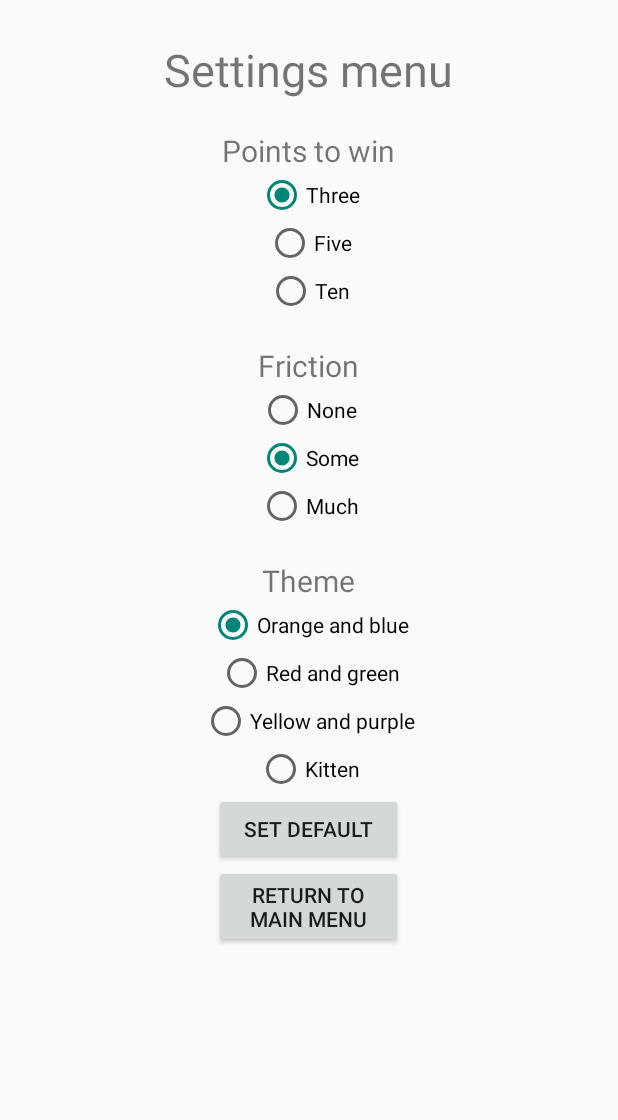
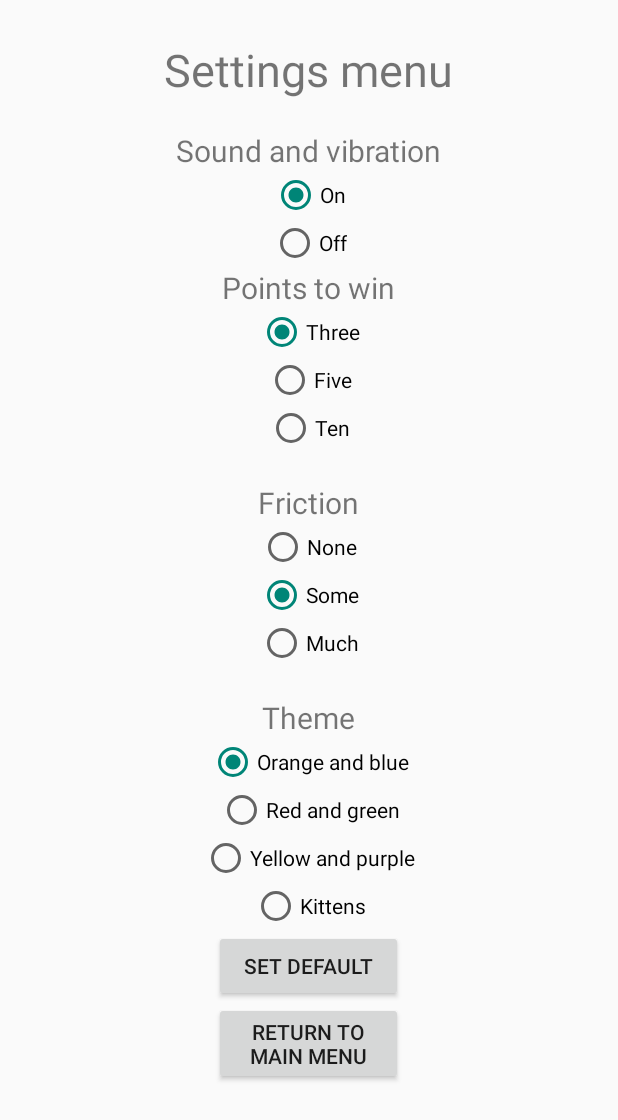
Before and after one commit to MFHolm/myAirhockityGame, an Android app: the Settings screen opened directly, with no data from a screen before it, after a tap on "SET DEFAULT", on a phone screen of 412 x 824 dp. Shown: the top 1120 px of the screen. Run offline under Robolectric (Android 15) with nearby library versions, the light colour scheme and no system bars.

Commit message:
fixed sound settings!

```diff
--- a/myAirhockityGame/app/src/main/java/com/example/maritaholm/myairhockitygame/Game.java
+++ b/myAirhockityGame/app/src/main/java/com/example/maritaholm/myairhockitygame/Game.java
@@ -49,6 +49,7 @@ public class Game extends Activity implements View.OnTouchListener {
     private static final int REFRESH_RATE = 40;
     private int pointsToWin;
     private String friction;
+    public boolean isSoundEnabled;
     private Boolean mode;
     private static final String TAG = "Tag-AirHockity";
     private Player[] players;
@@ -73,6 +74,7 @@ public class Game extends Activity implements View.OnTouchListener {
         pointsToWin = prefs.getInt("points", 0);
         friction = prefs.getString("friction", null);
         mode = prefs.getBoolean("mode",false);
+
 
         BitmapFactory.Options opts = new BitmapFactory.Options();
         opts.inScaled = false;
@@ -123,19 +125,26 @@ public class Game extends Activity implements View.OnTouchListener {
                 puck.postInvalidate();
 
                 if (puck.topGoal()) {
+                    if (prefs.getBoolean("sound",true)){
                         vibrateOnGoal();
                         playSoundOnGoal.start();
+                    }
                     mField.setScoreBot(mField.getScoreBot() + 1);
                     resetPuck();
                 }
                 if (puck.botGoal()) {
+                    if (prefs.getBoolean("sound",true)){
                         vibrateOnGoal();
                         playSoundOnGoal.start();
+                    }
                     mField.setScoreTop(mField.getScoreTop() + 1);
                     resetPuck();
                 }
                 if (mField.getScoreBot() == pointsToWin) {
+                    if (prefs.getBoolean("sound",true)){
                         playSoundOnWin.start();
+                    }
+
                     mField.setBotWins(mField.getBotWins() + 1);
                     if (mode) {
                         mField.drawRoundWinner("bot", round);
@@ -153,7 +162,9 @@ public class Game extends Activity implements View.OnTouchListener {
                     }
                 }
                 if (mField.getScoreTop() == pointsToWin) {
+                    if (prefs.getBoolean("sound",true)){
                         playSoundOnWin.start();
+                    }
                     mField.setTopWins(mField.getTopWins() + 1);
                     if (mode) {
                         mField.drawRoundWinner("top", round);
--- a/myAirhockityGame/app/src/main/java/com/example/maritaholm/myairhockitygame/MainMenu.java
+++ b/myAirhockityGame/app/src/main/java/com/example/maritaholm/myairhockitygame/MainMenu.java
@@ -27,9 +27,11 @@ public class MainMenu extends Activity {
         super.onCreate(savedInstanceState);
         setContentView(R.layout.activity_main);
         prefs = PreferenceManager.getDefaultSharedPreferences(getBaseContext());
+        prefs.edit().putBoolean("sound",true);
         prefs.edit().putInt("points", 3).commit();
         prefs.edit().putString("friction", "some").commit();
         prefs.edit().putString("theme", "orange and blue").apply();
+
 
         final MediaPlayer playSoundButtonTouch = MediaPlayer.create(getApplicationContext(),R.raw.menutouch);
         final Button startButton = (Button) findViewById(R.id.quickgamebutton);
@@ -41,8 +43,9 @@ public class MainMenu extends Activity {
         startButton.setOnClickListener(new View.OnClickListener() {
             @Override
             public void onClick(View v) {
-                playSoundButtonTouch.start();
-                prefs.edit().putBoolean("mode", false).commit();
+                if (prefs.getBoolean("sound",true)){
+                    playSoundButtonTouch.start();
+                }
                 Intent quickGame = new Intent(MainMenu.this, Game.class);
                 startActivity(quickGame);
             }
@@ -51,8 +54,9 @@ public class MainMenu extends Activity {
         outof3Button.setOnClickListener(new View.OnClickListener() {
             @Override
             public void onClick(View v) {
-                playSoundButtonTouch.start();
-                prefs.edit().putBoolean("mode", true).commit();
+                if (prefs.getBoolean("sound",true)){
+                    playSoundButtonTouch.start();
+                }
                 Intent outof3Game = new Intent(MainMenu.this, Game.class);
                 Log.d("test",String.valueOf(prefs.getBoolean("mode",true)));
                 startActivity(outof3Game);
@@ -65,7 +69,9 @@ public class MainMenu extends Activity {
             @Override
             public void onClick(View v) {
                 Intent settings = new Intent(MainMenu.this,Settings.class);
-                playSoundButtonTouch.start();
+                if (prefs.getBoolean("sound",true)){
+                    playSoundButtonTouch.start();
+                }
                 startActivity(settings);
             }
         });
--- a/myAirhockityGame/app/src/main/java/com/example/maritaholm/myairhockitygame/Settings.java
+++ b/myAirhockityGame/app/src/main/java/com/example/maritaholm/myairhockitygame/Settings.java
@@ -1,18 +1,14 @@
 package com.example.maritaholm.myairhockitygame;
 
 import android.app.Activity;
-import android.content.Context;
-import android.content.Intent;
 import android.content.SharedPreferences;
 import android.media.MediaPlayer;
 import android.preference.PreferenceManager;
-import android.provider.MediaStore;
-import android.support.v7.app.ActionBarActivity;
 import android.os.Bundle;
-import android.view.Menu;
-import android.view.MenuItem;
 import android.view.View;
 import android.widget.Button;
+import android.widget.CheckBox;
+import android.widget.CompoundButton;
 import android.widget.RadioGroup;
 
 
@@ -28,29 +24,45 @@ public class Settings extends Activity {
         final RadioGroup pointsGroup  = (RadioGroup) findViewById(R.id.points_group);
         final RadioGroup frictionGroup = (RadioGroup) findViewById(R.id.friction_group);
         final RadioGroup themeGroup = (RadioGroup) findViewById(R.id.theme_group);
+        final RadioGroup soundGroup = (RadioGroup) findViewById(R.id.sound_group);
         int set = prefs.getInt("points",0);
         String friction = prefs.getString("friction", null);
         String theme = prefs.getString("theme", null);
-        final MediaPlayer playSoundButtonTouch = MediaPlayer.create(getApplicationContext(), R.raw.menutouch);
+        Boolean sound = prefs.getBoolean("sound", true);
 
-        setButtons(pointsGroup,frictionGroup,themeGroup,set,friction,theme);
+        setButtons(soundGroup,pointsGroup,frictionGroup,themeGroup,set,friction,theme,sound);
 
         Button defButton = (Button) findViewById(R.id.default_button);
         Button retButton = (Button) findViewById(R.id.return_button);
 
+        //sound and vibration
+        soundGroup.setOnCheckedChangeListener(new RadioGroup.OnCheckedChangeListener() {
+            @Override
+            public void onCheckedChanged(RadioGroup group, int checkedId) {
+                if (checkedId == R.id.sound_on) {
+                    prefs.edit().putBoolean("sound", true).apply();
+                } else {
+                    prefs.edit().putBoolean("sound", false).apply();
+                }
+            }
+        });
+
+
         defButton.setOnClickListener(new View.OnClickListener() {
             @Override
             public void onClick(View v) {
-                playSoundButtonTouch.start();
+                soundGroup.check(R.id.sound_on);
                 pointsGroup.check(R.id.radio_three);
                 frictionGroup.check(R.id.radio_some);
                 themeGroup.check(R.id.radio_orange_blue);
+
 
                 prefs.edit().putInt("player1", R.drawable.orange_player).apply();
                 prefs.edit().putInt("player2", R.drawable.blue_player).apply();
                 prefs.edit().putInt("puck", R.drawable.grey_puck).apply();
             }
         });
+
 
         pointsGroup.setOnCheckedChangeListener(new RadioGroup.OnCheckedChangeListener() {
             @Override
@@ -71,9 +83,9 @@ public class Settings extends Activity {
                 if(R.id.radio_none == checkedId){
                     prefs.edit().putString("friction", "none").commit();
                 } else if (checkedId == R.id.radio_five){
-                    prefs.edit().putString("friction","some").commit();
+                    prefs.edit().putString("friction", "some").commit();
                 } else if (checkedId == R.id.radio_ten){
-                    prefs.edit().putString("friction","much").commit();
+                    prefs.edit().putString("friction", "much").commit();
                 }
             }
         });
@@ -108,8 +120,6 @@ public class Settings extends Activity {
         retButton.setOnClickListener(new View.OnClickListener() {
             @Override
             public void onClick(View v) {
-
-                playSoundButtonTouch.start();
                 finish();
             }
         });
@@ -117,8 +127,14 @@ public class Settings extends Activity {
 
 
     }
-    public void setButtons(RadioGroup pointsGroup,RadioGroup frictionGroup, RadioGroup themeGroup,
-                           int set,String friction, String theme){
+    public void setButtons(RadioGroup soundGroup,RadioGroup pointsGroup,RadioGroup frictionGroup, RadioGroup themeGroup,
+                           int set,String friction, String theme, Boolean isSoundOn){
+        if (isSoundOn){
+            soundGroup.check(R.id.sound_on);
+        }else{
+            soundGroup.check(R.id.sound_off);
+        }
+
         if(set == 3){
             pointsGroup.check(R.id.radio_three);
         } else if (set == 5){
@@ -138,14 +154,6 @@ public class Settings extends Activity {
                 break;
         }
 
-    /*    if(friction.equals("none")){
-            frictionGroup.check(R.id.radio_none);
-        } else if (friction.equals("some")){
-            frictionGroup.check(R.id.radio_some);
-        } else {
-            frictionGroup.check(R.id.radio_much);
-        } */
-
         switch (theme) {
             case "orange and blue" : themeGroup.check(R.id.radio_orange_blue);
                 break;
--- a/myAirhockityGame/app/src/main/res/layout/activity_settings.xml
+++ b/myAirhockityGame/app/src/main/res/layout/activity_settings.xml
@@ -22,7 +22,33 @@
             android:textSize="30dp"
             android:layout_gravity="center_horizontal"
             android:layout_marginTop="10dp"
-            android:layout_marginBottom="20dp"/>
+            android:layout_marginBottom="10dp"/>
+        <TextView
+            android:layout_width="wrap_content"
+            android:layout_height="wrap_content"
+            android:text="Sound and vibration"
+            android:textSize="20dp"
+            android:layout_gravity="center_horizontal"
+            android:layout_marginTop="10dp" />
+
+        <RadioGroup
+            android:id="@+id/sound_group"
+            android:layout_width="wrap_content"
+            android:layout_height="wrap_content"
+            android:layout_gravity="center_horizontal" >
+            <RadioButton
+                android:layout_width="wrap_content"
+                android:layout_height="wrap_content"
+                android:text="On"
+                android:layout_gravity="center_horizontal"
+                android:id="@+id/sound_on"/>
+            <RadioButton
+                android:layout_width="wrap_content"
+                android:layout_height="wrap_content"
+                android:text="Off"
+                android:layout_gravity="center_horizontal"
+                android:id="@+id/sound_off" />
+        </RadioGroup>
 
         <TextView
             android:layout_gravity="center_horizontal"
@@ -31,6 +57,8 @@
             android:text="Points to win"
             android:textSize="20dp"
             android:layout_marginTop="0dp" />
+
+
 
         <RadioGroup
             android:id="@+id/points_group"
@@ -127,10 +155,12 @@
             <RadioButton
                 android:layout_width="wrap_content"
                 android:layout_height="wrap_content"
-                android:text="Kitten"
+                android:text="Kittens"
                 android:layout_gravity="center_horizontal"
                 android:id="@+id/radio_kitten"/>
         </RadioGroup>
+
+
 
 
         <Button
```
Lines whose indentation alone changed are shown as unchanged.
